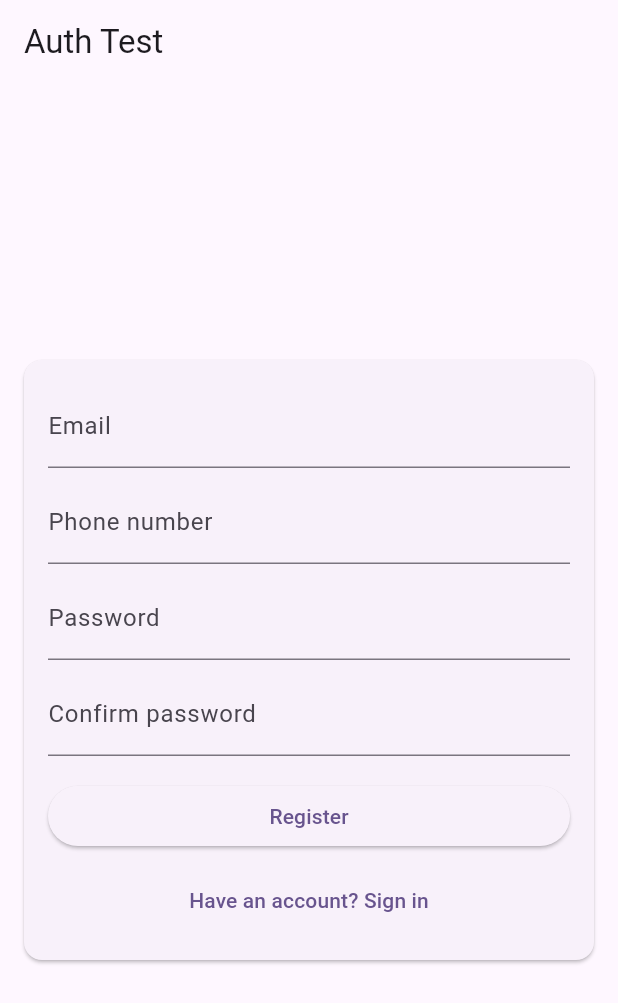
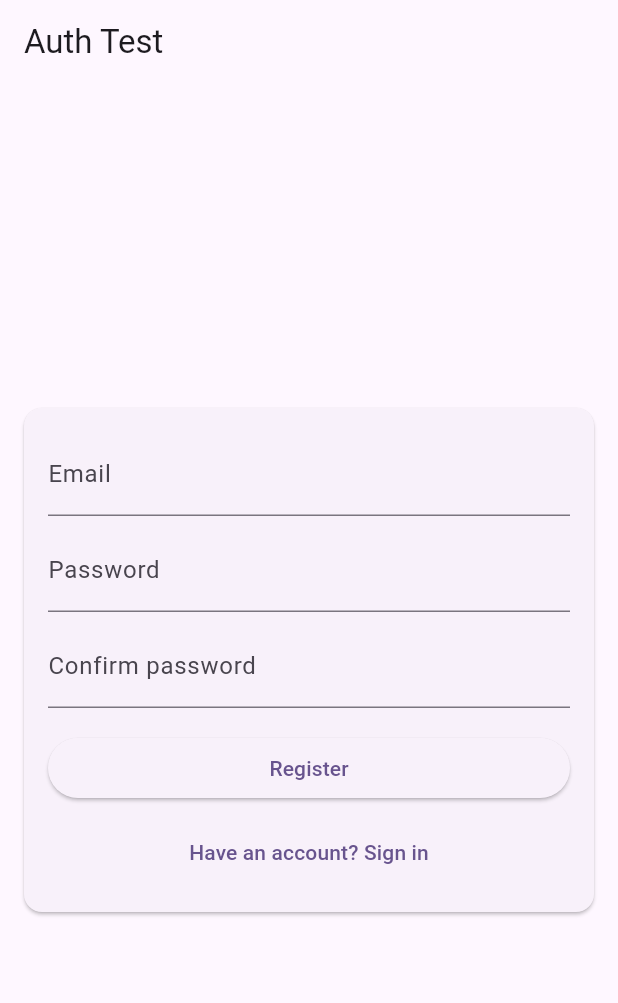
Before and after one commit to YoungCarti/virtualstudyroom, a Flutter app: the screen it shows after launch, after a tap on "No account? Register", on a phone screen of 412 x 824 dp. Shown: the top 1003 px of the screen. Run offline on Flutter 3.47's test engine with Material 3 defaults, Android fonts, the light colour scheme and no system bars; our stand-ins replace firebase_core; accounts and stored records are empty.

Commit message:
removed phone number

```diff
--- a/lib/auth_page.dart
+++ b/lib/auth_page.dart
@@ -113,16 +113,6 @@ class _AuthPageState extends State<AuthPage> {
                 ),
                 const SizedBox(height: 8),
 
-                // Additional registration-only fields
-                if (_isRegister) ...[
-                  TextField(
-                    controller: _phoneController,
-                    keyboardType: TextInputType.phone,
-                    decoration: const InputDecoration(labelText: 'Phone number'),
-                  ),
-                  const SizedBox(height: 8),
-                ],
-
                 TextField(
                   controller: _passController,
                   obscureText: true,
```
